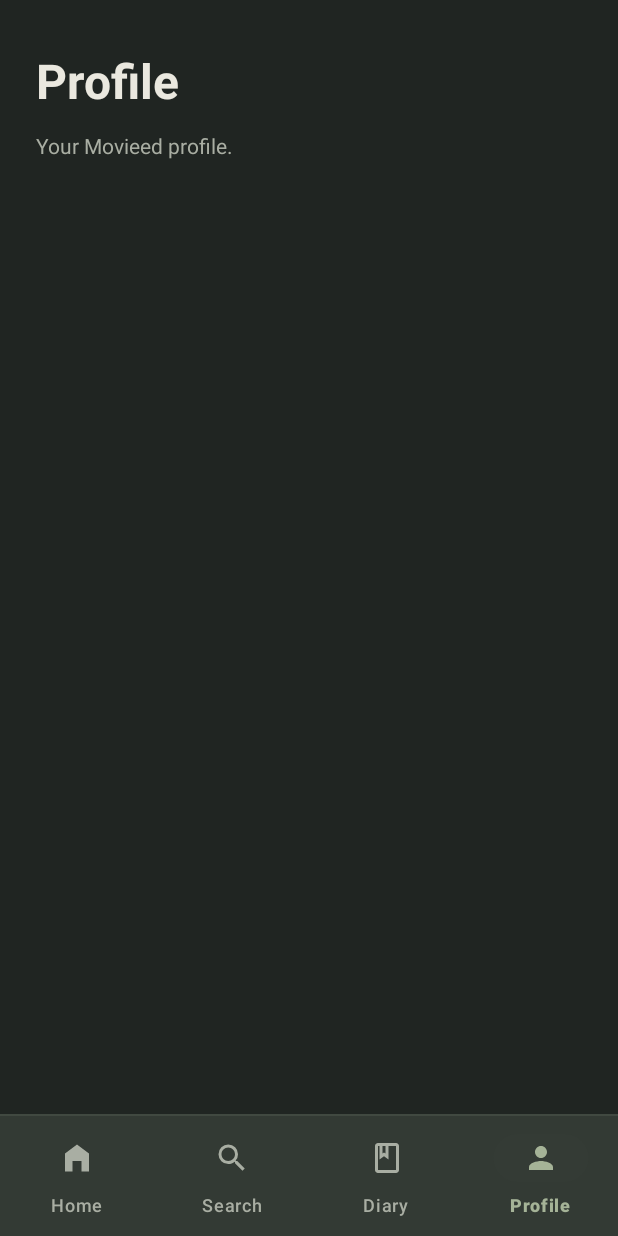
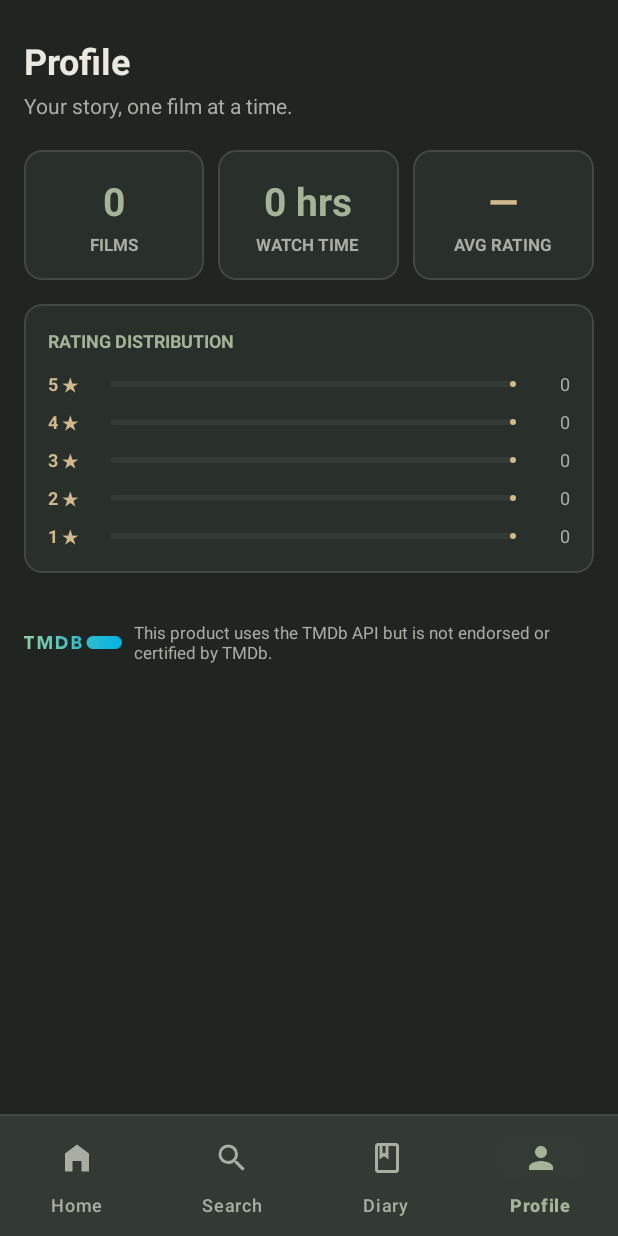
Before and after one commit to gurusainathp/Movieed, an Android app: the screen it shows after launch (MainActivity), item 4 of the bottom bar chosen, on a phone screen of 412 x 824 dp. Run offline under Robolectric (Android 15) with nearby library versions, the phone set to English and light mode, and no system bars; our stand-ins replace Room's generated code.

Commit message:
feat: implement profile screen and personal statistics dashboard

```diff
--- a/app/src/main/java/com/gurusainathp/movieed/MainActivity.java
+++ b/app/src/main/java/com/gurusainathp/movieed/MainActivity.java
@@ -13,6 +13,7 @@ import com.google.android.material.bottomnavigation.BottomNavigationView;
 import com.gurusainathp.movieed.ui.HomeFragment;
 import com.gurusainathp.movieed.ui.PlaceholderFragment;
 import com.gurusainathp.movieed.ui.diary.DiaryFragment;
+import com.gurusainathp.movieed.ui.profile.ProfileFragment;
 import com.gurusainathp.movieed.ui.search.SearchFragment;
 
 public class MainActivity extends AppCompatActivity {
@@ -51,7 +52,7 @@ public class MainActivity extends AppCompatActivity {
             fragment = new DiaryFragment();
         } else if (itemId == R.id.nav_profile) {
             tag = "profile";
-            fragment = PlaceholderFragment.newInstance(R.string.nav_profile, R.string.profile_subtitle);
+            fragment = new ProfileFragment();
         } else {
             tag = "home";
             fragment = new HomeFragment();
--- /dev/null
+++ b/app/src/main/java/com/gurusainathp/movieed/ui/profile/ProfileFragment.java
@@ -0,0 +1,96 @@
+package com.gurusainathp.movieed.ui.profile;
+
+import android.os.Bundle;
+import android.view.LayoutInflater;
+import android.view.View;
+import android.view.ViewGroup;
+import android.widget.TextView;
+
+import androidx.annotation.NonNull;
+import androidx.annotation.Nullable;
+import androidx.fragment.app.Fragment;
+import androidx.lifecycle.ViewModelProvider;
+
+import com.google.android.material.progressindicator.LinearProgressIndicator;
+import com.gurusainathp.movieed.R;
+
+import java.util.Map;
+
+public class ProfileFragment extends Fragment {
+
+    private ProfileViewModel viewModel;
+
+    private TextView tvTotalFilms;
+    private TextView tvWatchTime;
+    private TextView tvAvgRating;
+
+    private LinearProgressIndicator progress5;
+    private LinearProgressIndicator progress4;
+    private LinearProgressIndicator progress3;
+    private LinearProgressIndicator progress2;
+    private LinearProgressIndicator progress1;
+
+    private TextView tvCount5;
+    private TextView tvCount4;
+    private TextView tvCount3;
+    private TextView tvCount2;
+    private TextView tvCount1;
+
+    @Nullable
+    @Override
+    public View onCreateView(@NonNull LayoutInflater inflater, @Nullable ViewGroup container,
+                             @Nullable Bundle savedInstanceState) {
+        return inflater.inflate(R.layout.fragment_profile, container, false);
+    }
+
+    @Override
+    public void onViewCreated(@NonNull View view, @Nullable Bundle savedInstanceState) {
+        super.onViewCreated(view, savedInstanceState);
+
+        viewModel = new ViewModelProvider(this).get(ProfileViewModel.class);
+
+        tvTotalFilms = view.findViewById(R.id.tv_stat_total_films);
+        tvWatchTime = view.findViewById(R.id.tv_stat_watch_time);
+        tvAvgRating = view.findViewById(R.id.tv_stat_avg_rating);
+
+        progress5 = view.findViewById(R.id.progress_rating_5);
+        progress4 = view.findViewById(R.id.progress_rating_4);
+        progress3 = view.findViewById(R.id.progress_rating_3);
+        progress2 = view.findViewById(R.id.progress_rating_2);
+        progress1 = view.findViewById(R.id.progress_rating_1);
+
+        tvCount5 = view.findViewById(R.id.tv_count_rating_5);
+        tvCount4 = view.findViewById(R.id.tv_count_rating_4);
+        tvCount3 = view.findViewById(R.id.tv_count_rating_3);
+        tvCount2 = view.findViewById(R.id.tv_count_rating_2);
+        tvCount1 = view.findViewById(R.id.tv_count_rating_1);
+
+        observeViewModel();
+    }
+
+    private void observeViewModel() {
+        viewModel.getProfileStats().observe(getViewLifecycleOwner(), stats -> {
+            if (stats != null) {
+                tvTotalFilms.setText(String.valueOf(stats.totalFilms));
+                tvWatchTime.setText(stats.getFormattedWatchTime());
+                tvAvgRating.setText(stats.getFormattedAvgRating());
+
+                int maxCount = Math.max(1, stats.totalFilms);
+                Map<Integer, Integer> counts = stats.ratingCounts;
+
+                updateRatingRow(progress5, tvCount5, counts.get(5), maxCount);
+                updateRatingRow(progress4, tvCount4, counts.get(4), maxCount);
+                updateRatingRow(progress3, tvCount3, counts.get(3), maxCount);
+                updateRatingRow(progress2, tvCount2, counts.get(2), maxCount);
+                updateRatingRow(progress1, tvCount1, counts.get(1), maxCount);
+            }
+        });
+    }
+
+    private void updateRatingRow(LinearProgressIndicator progress, TextView tvCount, Integer countObj, int maxCount) {
+        int count = countObj != null ? countObj : 0;
+        tvCount.setText(String.valueOf(count));
+        int percentage = Math.round(((float) count / maxCount) * 100);
+        progress.setProgress(percentage);
+    }
+}
--- /dev/null
+++ b/app/src/main/java/com/gurusainathp/movieed/ui/profile/ProfileViewModel.java
@@ -0,0 +1,88 @@
+package com.gurusainathp.movieed.ui.profile;
+
+import android.app.Application;
+
+import androidx.annotation.NonNull;
+import androidx.lifecycle.AndroidViewModel;
+import androidx.lifecycle.LiveData;
+import androidx.lifecycle.Transformations;
+
+import com.gurusainathp.movieed.data.local.entity.MovieLogWithDetails;
+import com.gurusainathp.movieed.data.repository.MovieRepository;
+
+import java.util.HashMap;
+import java.util.List;
+import java.util.Locale;
+import java.util.Map;
+
+public class ProfileViewModel extends AndroidViewModel {
+
+    public static class ProfileStats {
+        public final int totalFilms;
+        public final double averageRating;
+        public final int totalRuntimeHours;
+        public final Map<Integer, Integer> ratingCounts; // Star integer 1-5 to count
+
+        public ProfileStats(int totalFilms, double averageRating, int totalRuntimeHours, Map<Integer, Integer> ratingCounts) {
+            this.totalFilms = totalFilms;
+            this.averageRating = averageRating;
+            this.totalRuntimeHours = totalRuntimeHours;
+            this.ratingCounts = ratingCounts;
+        }
+
+        public String getFormattedAvgRating() {
+            if (totalFilms == 0) return "—";
+            return String.format(Locale.US, "%.1f", averageRating);
+        }
+
+        public String getFormattedWatchTime() {
+            if (totalRuntimeHours == 0) return "0 hrs";
+            return totalRuntimeHours + " hrs";
+        }
+    }
+
+    private final MovieRepository repository;
+    private final LiveData<ProfileStats> profileStats;
+
+    public ProfileViewModel(@NonNull Application application) {
+        super(application);
+        repository = new MovieRepository(application);
+
+        profileStats = Transformations.map(repository.getAllLogsWithDetails(), logs -> {
+            if (logs == null || logs.isEmpty()) {
+                return new ProfileStats(0, 0.0, 0, new HashMap<>());
+            }
+
+            int count = logs.size();
+            double sumRating = 0.0;
+            int totalRuntimeMinutes = 0;
+            Map<Integer, Integer> ratingCounts = new HashMap<>();
+            for (int i = 1; i <= 5; i++) {
+                ratingCounts.put(i, 0);
+            }
+
+            for (MovieLogWithDetails item : logs) {
+                float rating = item.log.getRating();
+                sumRating += rating;
+
+                int starInt = Math.round(rating);
+                if (starInt >= 1 && starInt <= 5) {
+                    ratingCounts.put(starInt, ratingCounts.get(starInt) + 1);
+                }
+
+                if (item.movie != null && item.movie.getRuntime() > 0) {
+                    totalRuntimeMinutes += item.movie.getRuntime();
+                }
+            }
+
+            double avgRating = sumRating / count;
+            int hours = totalRuntimeMinutes / 60;
+
+            return new ProfileStats(count, avgRating, hours, ratingCounts);
+        });
+    }
+
+    public LiveData<ProfileStats> getProfileStats() {
+        return profileStats;
+    }
+}
--- /dev/null
+++ b/app/src/main/res/layout/fragment_profile.xml
@@ -0,0 +1,385 @@
+<?xml version="1.0" encoding="utf-8"?>
+<androidx.core.widget.NestedScrollView
+    xmlns:android="http://schemas.android.com/apk/res/android"
+    xmlns:app="http://schemas.android.com/apk/res-auto"
+    xmlns:tools="http://schemas.android.com/tools"
+    android:layout_width="match_parent"
+    android:layout_height="match_parent"
+    android:background="@color/movieed_background">
+
+    <LinearLayout
+        android:layout_width="match_parent"
+        android:layout_height="wrap_content"
+        android:orientation="vertical"
+        android:padding="16dp">
+
+        <TextView
+            android:id="@+id/tv_profile_header"
+            android:layout_width="wrap_content"
+            android:layout_height="wrap_content"
+            android:layout_marginTop="8dp"
+            android:text="@string/nav_profile"
+            android:textColor="@color/movieed_text_primary"
+            android:textSize="24sp"
+            android:textStyle="bold" />
+
+        <TextView
+            android:layout_width="wrap_content"
+            android:layout_height="wrap_content"
+            android:layout_marginTop="4dp"
+            android:text="Your story, one film at a time."
+            android:textColor="@color/movieed_text_secondary"
+            android:textSize="14sp" />
+
+        <LinearLayout
+            android:layout_width="match_parent"
+            android:layout_height="wrap_content"
+            android:layout_marginTop="20dp"
+            android:baselineAligned="false"
+            android:orientation="horizontal">
+
+            <com.google.android.material.card.MaterialCardView
+                android:layout_width="0dp"
+                android:layout_height="wrap_content"
+                android:layout_marginEnd="6dp"
+                android:layout_weight="1"
+                app:cardBackgroundColor="@color/movieed_surface"
+                app:cardCornerRadius="12dp"
+                app:strokeColor="@color/movieed_border"
+                app:strokeWidth="1dp">
+
+                <LinearLayout
+                    android:layout_width="match_parent"
+                    android:layout_height="wrap_content"
+                    android:gravity="center"
+                    android:orientation="vertical"
+                    android:padding="16dp">
+
+                    <TextView
+                        android:id="@+id/tv_stat_total_films"
+                        android:layout_width="wrap_content"
+                        android:layout_height="wrap_content"
+                        android:textColor="@color/movieed_primary"
+                        android:textSize="26sp"
+                        android:textStyle="bold"
+                        tools:text="14" />
+
+                    <TextView
+                        android:layout_width="wrap_content"
+                        android:layout_height="wrap_content"
+                        android:layout_marginTop="4dp"
+                        android:text="FILMS"
+                        android:textColor="@color/movieed_text_secondary"
+                        android:textSize="11sp"
+                        android:textStyle="bold" />
+                </LinearLayout>
+            </com.google.android.material.card.MaterialCardView>
+
+            <com.google.android.material.card.MaterialCardView
+                android:layout_width="0dp"
+                android:layout_height="wrap_content"
+                android:layout_marginHorizontal="3dp"
+                android:layout_weight="1"
+                app:cardBackgroundColor="@color/movieed_surface"
+                app:cardCornerRadius="12dp"
+                app:strokeColor="@color/movieed_border"
+                app:strokeWidth="1dp">
+
+                <LinearLayout
+                    android:layout_width="match_parent"
+                    android:layout_height="wrap_content"
+                    android:gravity="center"
+                    android:orientation="vertical"
+                    android:padding="16dp">
+
+                    <TextView
+                        android:id="@+id/tv_stat_watch_time"
+                        android:layout_width="wrap_content"
+                        android:layout_height="wrap_content"
+                        android:textColor="@color/movieed_primary"
+                        android:textSize="26sp"
+                        android:textStyle="bold"
+                        tools:text="28 hrs" />
+
+                    <TextView
+                        android:layout_width="wrap_content"
+                        android:layout_height="wrap_content"
+                        android:layout_marginTop="4dp"
+                        android:text="WATCH TIME"
+                        android:textColor="@color/movieed_text_secondary"
+                        android:textSize="11sp"
+                        android:textStyle="bold" />
+                </LinearLayout>
+            </com.google.android.material.card.MaterialCardView>
+
+            <com.google.android.material.card.MaterialCardView
+                android:layout_width="0dp"
+                android:layout_height="wrap_content"
+                android:layout_marginStart="6dp"
+                android:layout_weight="1"
+                app:cardBackgroundColor="@color/movieed_surface"
+                app:cardCornerRadius="12dp"
+                app:strokeColor="@color/movieed_border"
+                app:strokeWidth="1dp">
+
+                <LinearLayout
+                    android:layout_width="match_parent"
+                    android:layout_height="wrap_content"
+                    android:gravity="center"
+                    android:orientation="vertical"
+                    android:padding="16dp">
+
+                    <TextView
+                        android:id="@+id/tv_stat_avg_rating"
+                        android:layout_width="wrap_content"
+                        android:layout_height="wrap_content"
+                        android:textColor="@color/movieed_accent"
+                        android:textSize="26sp"
+                        android:textStyle="bold"
+                        tools:text="4.2" />
+
+                    <TextView
+                        android:layout_width="wrap_content"
+                        android:layout_height="wrap_content"
+                        android:layout_marginTop="4dp"
+                        android:text="AVG RATING"
+                        android:textColor="@color/movieed_text_secondary"
+                        android:textSize="11sp"
+                        android:textStyle="bold" />
+                </LinearLayout>
+            </com.google.android.material.card.MaterialCardView>
+
+        </LinearLayout>
+
+        <com.google.android.material.card.MaterialCardView
+            android:layout_width="match_parent"
+            android:layout_height="wrap_content"
+            android:layout_marginTop="16dp"
+            app:cardBackgroundColor="@color/movieed_surface"
+            app:cardCornerRadius="12dp"
+            app:strokeColor="@color/movieed_border"
+            app:strokeWidth="1dp">
+
+            <LinearLayout
+                android:layout_width="match_parent"
+                android:layout_height="wrap_content"
+                android:orientation="vertical"
+                android:padding="16dp">
+
+                <TextView
+                    android:layout_width="wrap_content"
+                    android:layout_height="wrap_content"
+                    android:text="RATING DISTRIBUTION"
+                    android:textColor="@color/movieed_primary"
+                    android:textSize="12sp"
+                    android:textStyle="bold" />
+
+                <!-- 5 Stars Row -->
+                <LinearLayout
+                    android:layout_width="match_parent"
+                    android:layout_height="wrap_content"
+                    android:layout_marginTop="12dp"
+                    android:gravity="center_vertical"
+                    android:orientation="horizontal">
+
+                    <TextView
+                        android:layout_width="30dp"
+                        android:layout_height="wrap_content"
+                        android:text="5 ★"
+                        android:textColor="@color/movieed_accent"
+                        android:textSize="12sp"
+                        android:textStyle="bold" />
+
+                    <com.google.android.material.progressindicator.LinearProgressIndicator
+                        android:id="@+id/progress_rating_5"
+                        android:layout_width="0dp"
+                        android:layout_height="8dp"
+                        android:layout_marginHorizontal="12dp"
+                        android:layout_weight="1"
+                        app:indicatorColor="@color/movieed_accent"
+                        app:trackColor="@color/movieed_surface_elevated"
+                        app:trackCornerRadius="4dp" />
+
+                    <TextView
+                        android:id="@+id/tv_count_rating_5"
+                        android:layout_width="24dp"
+                        android:layout_height="wrap_content"
+                        android:gravity="end"
+                        android:textColor="@color/movieed_text_secondary"
+                        android:textSize="12sp"
+                        tools:text="6" />
+                </LinearLayout>
+
+                <!-- 4 Stars Row -->
+                <LinearLayout
+                    android:layout_width="match_parent"
+                    android:layout_height="wrap_content"
+                    android:layout_marginTop="8dp"
+                    android:gravity="center_vertical"
+                    android:orientation="horizontal">
+
+                    <TextView
+                        android:layout_width="30dp"
+                        android:layout_height="wrap_content"
+                        android:text="4 ★"
+                        android:textColor="@color/movieed_accent"
+                        android:textSize="12sp"
+                        android:textStyle="bold" />
+
+                    <com.google.android.material.progressindicator.LinearProgressIndicator
+                        android:id="@+id/progress_rating_4"
+                        android:layout_width="0dp"
+                        android:layout_height="8dp"
+                        android:layout_marginHorizontal="12dp"
+                        android:layout_weight="1"
+                        app:indicatorColor="@color/movieed_accent"
+                        app:trackColor="@color/movieed_surface_elevated"
+                        app:trackCornerRadius="4dp" />
+
+                    <TextView
+                        android:id="@+id/tv_count_rating_4"
+                        android:layout_width="24dp"
+                        android:layout_height="wrap_content"
+                        android:gravity="end"
+                        android:textColor="@color/movieed_text_secondary"
+                        android:textSize="12sp"
+                        tools:text="4" />
+                </LinearLayout>
+
+                <!-- 3 Stars Row -->
+                <LinearLayout
+                    android:layout_width="match_parent"
+                    android:layout_height="wrap_content"
+                    android:layout_marginTop="8dp"
+                    android:gravity="center_vertical"
+                    android:orientation="horizontal">
+
+                    <TextView
+                        android:layout_width="30dp"
+                        android:layout_height="wrap_content"
+                        android:text="3 ★"
+                        android:textColor="@color/movieed_accent"
+                        android:textSize="12sp"
+                        android:textStyle="bold" />
+
+                    <com.google.android.material.progressindicator.LinearProgressIndicator
+                        android:id="@+id/progress_rating_3"
+                        android:layout_width="0dp"
+                        android:layout_height="8dp"
+                        android:layout_marginHorizontal="12dp"
+                        android:layout_weight="1"
+                        app:indicatorColor="@color/movieed_accent"
+                        app:trackColor="@color/movieed_surface_elevated"
+                        app:trackCornerRadius="4dp" />
+
+                    <TextView
+                        android:id="@+id/tv_count_rating_3"
+                        android:layout_width="24dp"
+                        android:layout_height="wrap_content"
+                        android:gravity="end"
+                        android:textColor="@color/movieed_text_secondary"
+                        android:textSize="12sp"
+                        tools:text="2" />
+                </LinearLayout>
+
+                <!-- 2 Stars Row -->
+                <LinearLayout
+                    android:layout_width="match_parent"
+                    android:layout_height="wrap_content"
+                    android:layout_marginTop="8dp"
+                    android:gravity="center_vertical"
+                    android:orientation="horizontal">
+
+                    <TextView
+                        android:layout_width="30dp"
+                        android:layout_height="wrap_content"
+                        android:text="2 ★"
+                        android:textColor="@color/movieed_accent"
+                        android:textSize="12sp"
+                        android:textStyle="bold" />
+
+                    <com.google.android.material.progressindicator.LinearProgressIndicator
+                        android:id="@+id/progress_rating_2"
+                        android:layout_width="0dp"
+                        android:layout_height="8dp"
+                        android:layout_marginHorizontal="12dp"
+                        android:layout_weight="1"
+                        app:indicatorColor="@color/movieed_accent"
+                        app:trackColor="@color/movieed_surface_elevated"
+                        app:trackCornerRadius="4dp" />
+
+                    <TextView
+                        android:id="@+id/tv_count_rating_2"
+                        android:layout_width="24dp"
+                        android:layout_height="wrap_content"
+                        android:gravity="end"
+                        android:textColor="@color/movieed_text_secondary"
+                        android:textSize="12sp"
+                        tools:text="1" />
+                </LinearLayout>
+
+                <!-- 1 Star Row -->
+                <LinearLayout
+                    android:layout_width="match_parent"
+                    android:layout_height="wrap_content"
+                    android:layout_marginTop="8dp"
+                    android:gravity="center_vertical"
+                    android:orientation="horizontal">
+
+                    <TextView
+                        android:layout_width="30dp"
+                        android:layout_height="wrap_content"
+                        android:text="1 ★"
+                        android:textColor="@color/movieed_accent"
+                        android:textSize="12sp"
+                        android:textStyle="bold" />
+
+                    <com.google.android.material.progressindicator.LinearProgressIndicator
+                        android:id="@+id/progress_rating_1"
+                        android:layout_width="0dp"
+                        android:layout_height="8dp"
+                        android:layout_marginHorizontal="12dp"
+                        android:layout_weight="1"
+                        app:indicatorColor="@color/movieed_accent"
+                        app:trackColor="@color/movieed_surface_elevated"
+                        app:trackCornerRadius="4dp" />
+
+                    <TextView
+                        android:id="@+id/tv_count_rating_1"
+                        android:layout_width="24dp"
+                        android:layout_height="wrap_content"
+                        android:gravity="end"
+                        android:textColor="@color/movieed_text_secondary"
+                        android:textSize="12sp"
+                        tools:text="1" />
+                </LinearLayout>
+
+            </LinearLayout>
+        </com.google.android.material.card.MaterialCardView>
+
+        <!-- TMDB Official Attribution Footer -->
+        <LinearLayout
+            android:layout_width="match_parent"
+            android:layout_height="wrap_content"
+            android:layout_marginTop="32dp"
+            android:layout_marginBottom="16dp"
+            android:gravity="center"
+            android:orientation="horizontal">
+
+            <ImageView
+                android:layout_width="65dp"
+                android:layout_height="18dp"
+                android:layout_marginEnd="8dp"
+                android:contentDescription="@string/tmdb_attribution"
+                android:src="@drawable/ic_tmdb_logo" />
+
+            <TextView
+                android:layout_width="wrap_content"
+                android:layout_height="wrap_content"
+                android:text="@string/tmdb_attribution"
+                android:textColor="@color/movieed_text_secondary"
+                android:textSize="11sp" />
+        </LinearLayout>
+
+    </LinearLayout>
+</androidx.core.widget.NestedScrollView>
```
